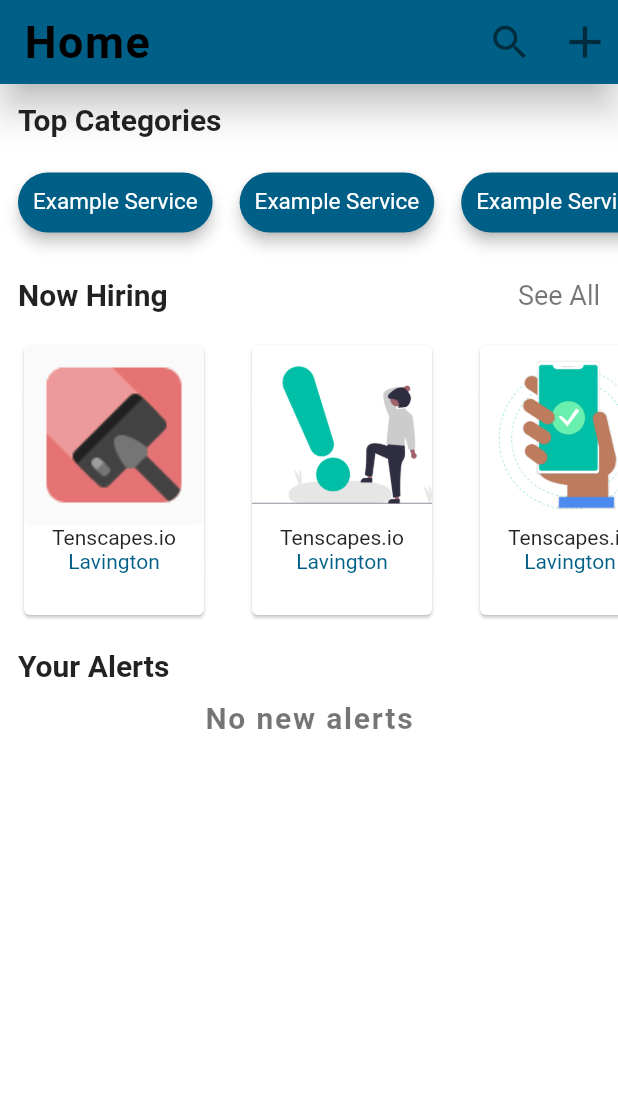
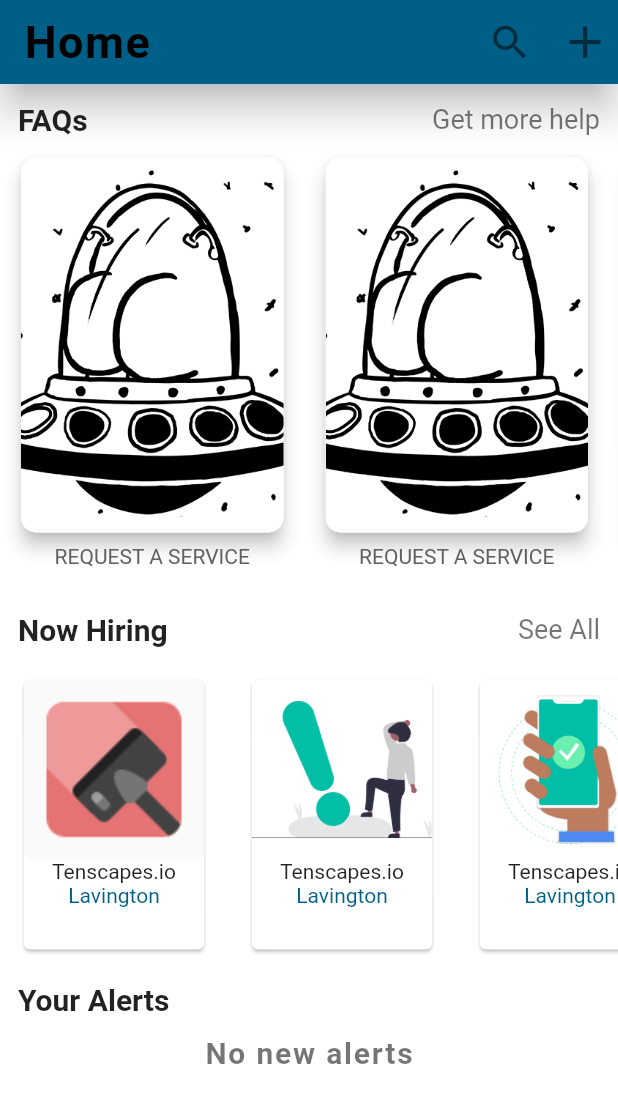
Before and after one commit to RobertoPotato/servio, a Flutter app: the HomeScreen screen opened directly with empty values, on a phone screen of 412 x 824 dp. Shown: the top 1103 px of the screen. Run offline on Flutter 3.47's test engine with Material 2 defaults, Android fonts, the phone set to English and light mode, and no system bars; our stand-ins replace flutter_form_builder, flutter_secure_storage, fluttertoast, google_fonts, google_maps_flutter, image_picker and 1 more; missing offline and left inert: flutter_emoji; accounts and stored records are empty; network calls fail.

Commit message:
Added the help widgets and related pages, including mock help items. Minor UI Fixes

```diff
--- /dev/null
+++ b/lib/components/help_cards.dart
@@ -0,0 +1,32 @@
+import 'package:flutter/material.dart';
+import 'package:flutter/services.dart';
+import 'package:servio/components/image_container.dart';
+import 'package:servio/constants.dart';
+
+//TODO Use media queries here to determine appropriate height and width of the widget
+
+class HelpCards extends StatelessWidget {
+  final String title;
+  final String image;
+  final content; //This can be a video, gif, or document
+
+  const HelpCards(
+      {@required this.title, @required this.image, @required this.content});
+  @override
+  Widget build(BuildContext context) {
+    return Padding(
+      padding: const EdgeInsets.all(kMainHorizontalPadding + 2),
+      child: Container(
+        child: Column(
+          children: [
+            ImageContainer(borderRadius: 10.0, elevation: 5.0, imageUrl: "images/Alien-Butt.gif", isNetworkImage: false, height: 250, width: 175.0,),
+            Padding(
+              padding: const EdgeInsets.only(top: 8.0),
+              child: Text(title.toUpperCase(), style: TextStyle(color: Colors.grey[700], ),),
+            )
+          ],
+        ),
+      ),
+    );
+  }
+}
--- /dev/null
+++ b/lib/components/help_items.dart
@@ -0,0 +1,55 @@
+import 'package:flutter/material.dart';
+import 'package:servio/constants.dart';
+
+import 'help_cards.dart';
+
+class HelpItems extends StatelessWidget {
+  @override
+  Widget build(BuildContext context) {
+    return Column(
+      children: [
+        Padding(
+          padding: const EdgeInsets.only(
+              top: kMainHorizontalPadding,
+              left: kMainHorizontalPadding,
+              right: kMainHorizontalPadding),
+          child: Row(
+            mainAxisAlignment: MainAxisAlignment.spaceBetween,
+            children: [
+              Text("FAQs", style: kHeadingTextStyle,),
+              Text("Get more help", style: kHeadingSubTextStyle,),
+            ],
+          ),
+        ),
+        Container(
+          height: 305.0,
+          child: ListView(
+            scrollDirection: Axis.horizontal,
+            children: [
+              HelpCards(
+                image: "null",
+                title: "Request a service",
+                content: "Just do this",
+              ),
+              HelpCards(
+                image: "null",
+                title: "Request a service",
+                content: "Just do this",
+              ),
+              HelpCards(
+                image: "null",
+                title: "Request a service",
+                content: "Just do this",
+              ),
+              HelpCards(
+                image: "null",
+                title: "Request a service",
+                content: "Just do this",
+              ),
+            ],
+          ),
+        ),
+      ],
+    );
+  }
+}
--- a/lib/screens/home_screen.dart
+++ b/lib/screens/home_screen.dart
@@ -1,5 +1,6 @@
 import 'package:flutter/material.dart';
 import 'package:servio/components/alert_card.dart';
+import 'package:servio/components/help_items.dart';
 import 'package:servio/constants.dart';
 import 'package:servio/models/Alert.dart';
 import 'package:servio/screens/service_screens/request_service.dart';
@@ -7,6 +8,7 @@ import 'package:http/http.dart' as http;
 import 'dart:convert';
 import 'package:servio/components/top_categories.dart';
 import 'package:servio/components/hiring.dart';
+import 'package:servio/components/help_cards.dart';
 //uncomment when needed: import 'package:servio/components/search_delegate.dart';
 
 class HomeScreen extends StatefulWidget {
@@ -86,8 +88,9 @@ class _HomeScreenState extends State<HomeScreen> {
       body: CustomScrollView(
         slivers: <Widget>[
           SliverToBoxAdapter(
-            //TODO Replace with horizontal slider that shows help info
-            child: TopCategories(),
+            //TODO Implement horizontal slider that shows help info
+            child: HelpItems()
+            //child: TopCategories(),
           ),
           SliverToBoxAdapter(
             child: NowHiring(),
--- a/lib/screens/service_screens/my_services_bids.dart
+++ b/lib/screens/service_screens/my_services_bids.dart
@@ -81,7 +81,6 @@ class _MyServicesBidsState extends State<MyServicesBids> {
                 itemCount:
                     bidsWithUserNames == null ? 0 : bidsWithUserNames.length,
                 itemBuilder: (BuildContext context, int index) {
-                  print("Bids: $bidsWithUserNames");
                   return InkWell(
                     onTap: () {
                       //Navigate to bid details page
--- a/lib/screens/settings_screen.dart
+++ b/lib/screens/settings_screen.dart
@@ -10,7 +10,7 @@ class SettingsScreen extends StatefulWidget {
 class _SettingsScreenState extends State<SettingsScreen> {
   bool lockInBackground = true;
   bool notificationsEnabled = true;
-
+  bool showFAQSwitchValue = true;
   @override
   Widget build(BuildContext context) {
     return Scaffold(
@@ -33,6 +33,12 @@ class _SettingsScreenState extends State<SettingsScreen> {
               SettingsTile(
                 title: 'Theme',
                 leading: Icon(Icons.format_paint),
+              ),
+              SettingsTile.switchTile(
+                title: "Show FAQs in home page",
+                leading: Icon(Icons.help_center),
+                onToggle: (bool value) {},
+                switchValue: showFAQSwitchValue,
               ),
               SettingsTile(
                 title: 'Sign out',
```
Also changed, not shown: lib/components/create_review.dart (+7 -5 lines), lib/constants.dart (+3 -4 lines), lib/screens/categories.dart (+12 -4 lines), lib/screens/category-services.dart (+7 -3 lines).
